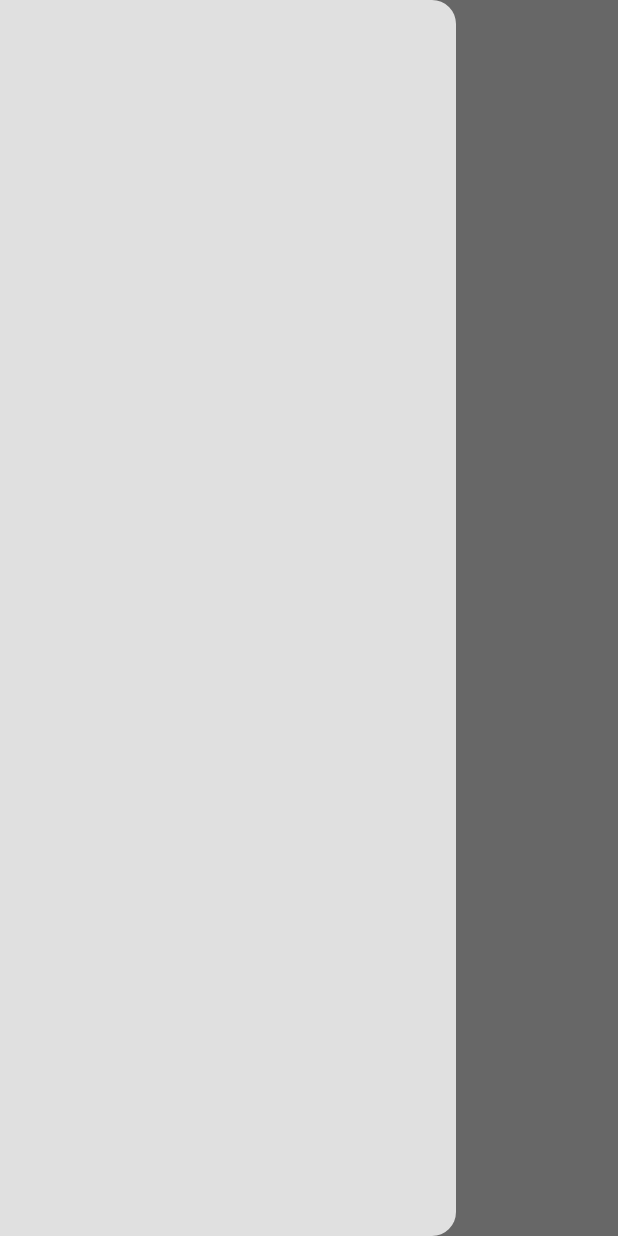
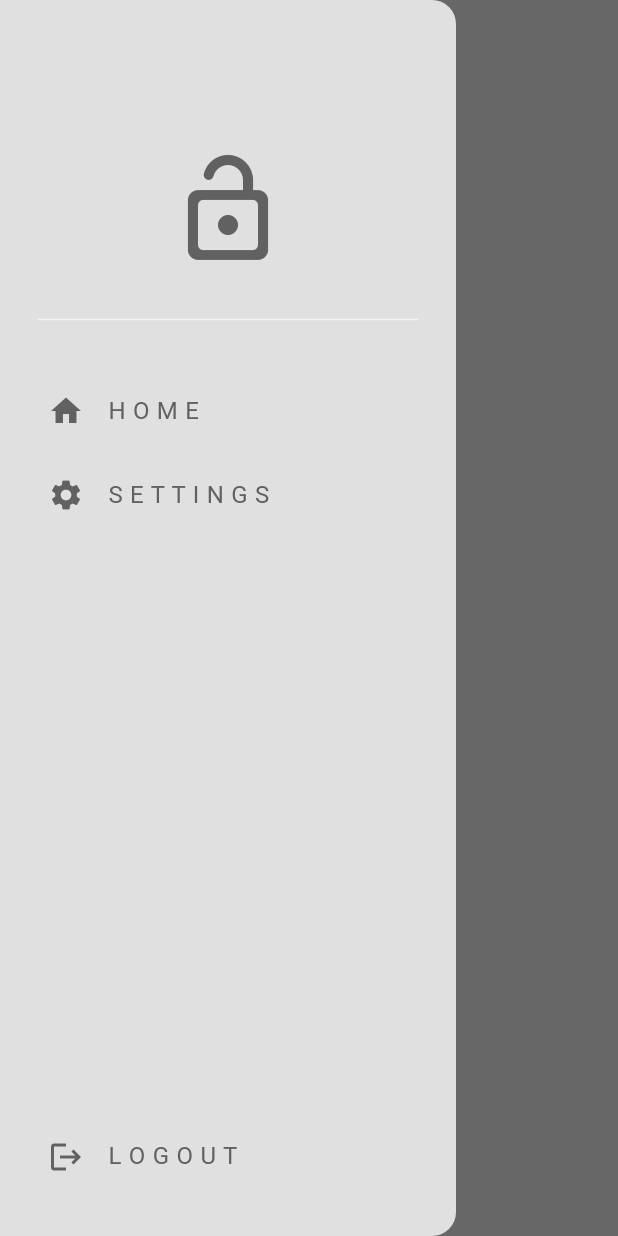
Before and after one commit to SandunC000/food-delivery-app, a Flutter app: the HomePage screen opened directly, with the side drawer open, on a phone screen of 412 x 824 dp. Run offline on Flutter 3.47's test engine with Material 3 defaults, Android fonts, the phone set to English and light mode, and no system bars.

Commit message:
Menu Drawer

```diff
--- a/lib/pages/home_page.dart
+++ b/lib/pages/home_page.dart
@@ -1,4 +1,5 @@
 import 'package:flutter/material.dart';
+import 'package:food_delivery_app/widgets/my_drawer.dart';
 
 class HomePage extends StatefulWidget {
   const HomePage({super.key});
@@ -14,7 +15,7 @@ class _HomePageState extends State<HomePage> {
       appBar: AppBar(
         title: const Text('Home Page'),
       ),
-      drawer: const Drawer(),
+      drawer: const MyDrawer(),
     );
   }
 }
--- /dev/null
+++ b/lib/pages/settings_page.dart
@@ -0,0 +1,14 @@
+import 'package:flutter/material.dart';
+
+class SettingsPage extends StatelessWidget {
+  const SettingsPage({super.key});
+
+  @override
+  Widget build(BuildContext context) {
+    return Scaffold(
+      appBar: AppBar(
+        title: const Text('Settings'),
+      ),
+    );
+  }
+}
--- /dev/null
+++ b/lib/widgets/my_drawer.dart
@@ -0,0 +1,51 @@
+import 'package:flutter/material.dart';
+import 'package:food_delivery_app/pages/settings_page.dart';
+import 'package:food_delivery_app/widgets/my_drawer_tile.dart';
+
+class MyDrawer extends StatelessWidget {
+  const MyDrawer({super.key});
+
+  @override
+  Widget build(BuildContext context) {
+    return Drawer(
+      child: Column(
+        children: [
+          Padding(
+            padding: const EdgeInsets.only(top: 100),
+            child: Icon(Icons.lock_open_rounded,
+                size: 80, color: Theme.of(context).colorScheme.inversePrimary),
+          ),
+          Padding(
+            padding: const EdgeInsets.all(25),
+            child: Divider(
+              color: Theme.of(context).colorScheme.secondary,
+            ),
+          ),
+          MyDrawerTile(
+            title: 'H O M E',
+            icon: Icons.home,
+            onTap: () => Navigator.pop(context),
+          ),
+          MyDrawerTile(
+            title: 'S E T T I N G S',
+            icon: Icons.settings,
+            onTap: () {
+              Navigator.pop(context);
+              Navigator.push(
+                  context,
+                  MaterialPageRoute(
+                      builder: (context) => const SettingsPage()));
+            },
+          ),
+          const Spacer(),
+          MyDrawerTile(
+            title: 'L O G O U T',
+            icon: Icons.logout,
+            onTap: () {},
+          ),
+          const SizedBox(height: 25),
+        ],
+      ),
+    );
+  }
+}
--- /dev/null
+++ b/lib/widgets/my_drawer_tile.dart
@@ -0,0 +1,31 @@
+import 'package:flutter/material.dart';
+
+class MyDrawerTile extends StatelessWidget {
+  final String title;
+  final IconData? icon;
+  final void Function()? onTap;
+
+  const MyDrawerTile(
+      {super.key,
+      required this.title,
+      required this.icon,
+      required this.onTap});
+
+  @override
+  Widget build(BuildContext context) {
+    return Padding(
+      padding: const EdgeInsets.only(left: 16),
+      child: ListTile(
+        title: Text(
+          title,
+          style: TextStyle(color: Theme.of(context).colorScheme.inversePrimary),
+        ),
+        leading: Icon(
+          icon,
+          color: Theme.of(context).colorScheme.inversePrimary,
+        ),
+        onTap: onTap,
+      ),
+    );
+  }
+}
```
